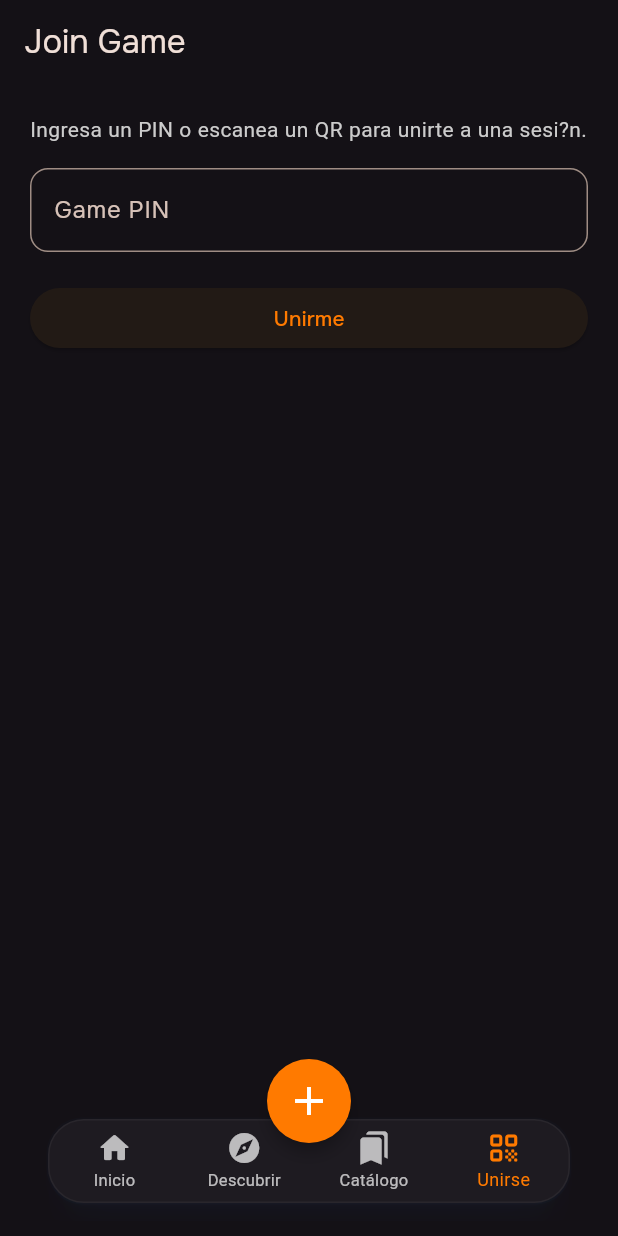
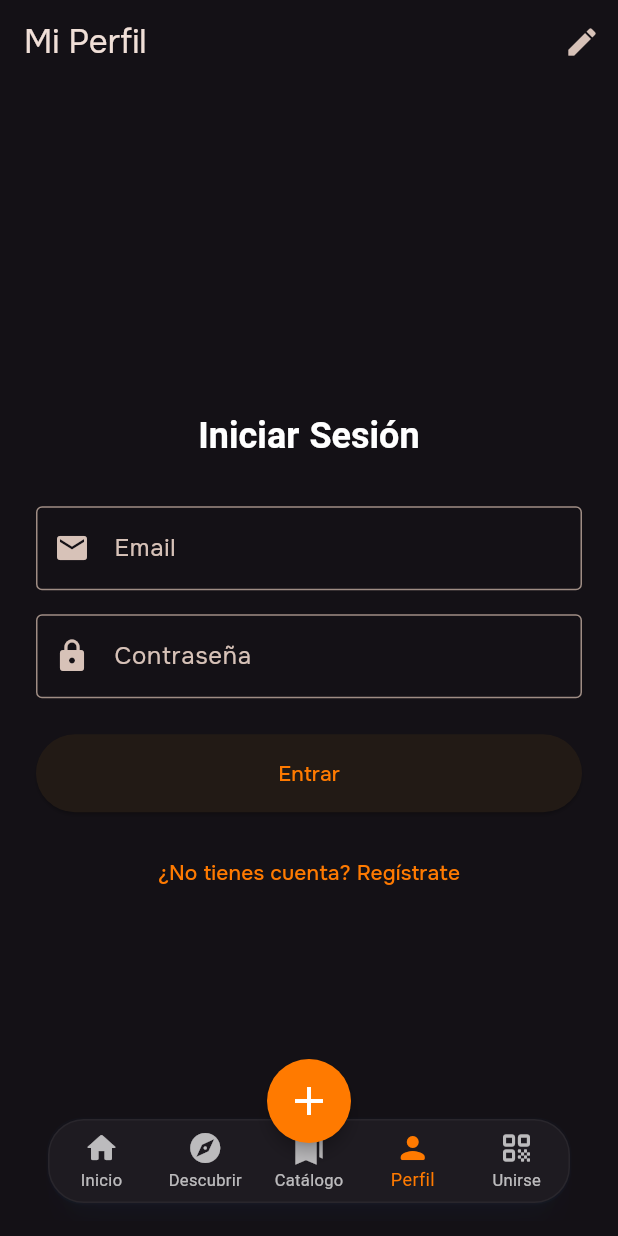
Before and after one commit to martinforger/quizzy-frontend, a Flutter app: the screen it shows after launch, item 4 of the bottom bar chosen, on a phone screen of 412 x 824 dp. Run offline on Flutter 3.47's test engine with Material 3 defaults, Android fonts, the phone set to English and light mode, and no system bars; our stand-ins replace bloc, confetti, flutter_animate, flutter_bloc, google_fonts, shared_preferences and 1 more; missing offline and left inert: shelf_router; network calls fail.

Commit message:
característica(perfil): agregar pantalla de administración de perfiles e integrar con controladores

```diff
--- a/lib/presentation/app.dart
+++ b/lib/presentation/app.dart
@@ -124,6 +124,8 @@ class QuizzyApp extends StatelessWidget {
         manageLocalAttemptUseCase: manageLocalAttemptUseCase,
         getAttemptStateUseCase: getAttemptStateUseCase,
         kahootController: kahootController,
+        profileController: profileController,
+        authController: authController,
         defaultKahootAuthorId: defaultAuthorId,
         defaultKahootThemeId: defaultThemeId,
       ),
--- /dev/null
+++ b/lib/presentation/screens/profile/profile_screen.dart
@@ -0,0 +1,554 @@
+import 'package:flutter/material.dart';
+import 'package:quizzy/domain/auth/entities/user_profile.dart';
+import 'package:quizzy/presentation/state/auth_controller.dart';
+import 'package:quizzy/presentation/state/profile_controller.dart';
+import 'package:quizzy/presentation/theme/app_theme.dart';
+
+class ProfileScreen extends StatefulWidget {
+  const ProfileScreen({
+    super.key,
+    required this.profileController,
+    required this.authController,
+  });
+
+  final ProfileController profileController;
+  final AuthController authController;
+
+  @override
+  State<ProfileScreen> createState() => _ProfileScreenState();
+}
+
+class _ProfileScreenState extends State<ProfileScreen> {
+  late Future<UserProfile> _profileFuture;
+  final _formKey = GlobalKey<FormState>();
+
+  // Controllers for editing
+  final _nameController = TextEditingController();
+  final _descriptionController = TextEditingController();
+  final _avatarUrlController = TextEditingController();
+  String? _selectedLanguage;
+  String? _selectedUserType;
+
+  bool _isEditing = false;
+  bool _isLoading = false;
+
+  @override
+  void initState() {
+    super.initState();
+    _loadProfile();
+  }
+
+  void _loadProfile() {
+    setState(() {
+      _profileFuture = widget.profileController.getProfile();
+    });
+  }
+
+  @override
+  void dispose() {
+    _nameController.dispose();
+    _descriptionController.dispose();
+    _avatarUrlController.dispose();
+    super.dispose();
+  }
+
+  void _populateFields(UserProfile profile) {
+    _nameController.text = profile.name;
+    _descriptionController.text = profile.description;
+    _avatarUrlController.text = profile.avatarUrl;
+    _selectedLanguage = profile.language;
+    _selectedUserType = profile.userType;
+  }
+
+  Future<void> _saveProfile() async {
+    if (!_formKey.currentState!.validate()) return;
+
+    setState(() {
+      _isLoading = true;
+    });
+
+    try {
+      await widget.profileController.updateProfile(
+        name: _nameController.text,
+        description: _descriptionController.text,
+        avatarUrl: _avatarUrlController.text,
+        language: _selectedLanguage,
+        userType: _selectedUserType,
+      );
+
+      setState(() {
+        _isEditing = false;
+        _loadProfile(); // Reload to get updated data
+      });
+
+      if (mounted) {
+        ScaffoldMessenger.of(context).showSnackBar(
+          const SnackBar(content: Text('Perfil actualizado correctamente')),
+        );
+      }
+    } catch (e) {
+      if (mounted) {
+        ScaffoldMessenger.of(context).showSnackBar(
+          SnackBar(content: Text('Error al actualizar perfil: $e')),
+        );
+      }
+    } finally {
+      if (mounted) {
+        setState(() {
+          _isLoading = false;
+        });
+      }
+    }
+  }
+
+  Future<void> _changePassword() async {
+    final currentPasswordController = TextEditingController();
+    final newPasswordController = TextEditingController();
+    final formKey = GlobalKey<FormState>();
+
+    await showDialog(
+      context: context,
+      builder: (context) => AlertDialog(
+        title: const Text('Cambiar Contraseña'),
+        content: Form(
+          key: formKey,
+          child: Column(
+            mainAxisSize: MainAxisSize.min,
+            children: [
+              TextFormField(
+                controller: currentPasswordController,
+                decoration: const InputDecoration(labelText: 'Contraseña Actual'),
+                obscureText: true,
+                validator: (value) =>
+                    value?.isEmpty ?? true ? 'Requerido' : null,
+              ),
+              TextFormField(
+                controller: newPasswordController,
+                decoration: const InputDecoration(labelText: 'Nueva Contraseña'),
+                obscureText: true,
+                validator: (value) =>
+                    value?.isEmpty ?? true ? 'Requerido' : null,
+              ),
+            ],
+          ),
+        ),
+        actions: [
+          TextButton(
+            onPressed: () => Navigator.pop(context),
+            child: const Text('Cancelar'),
+          ),
+          TextButton(
+            onPressed: () async {
+              if (formKey.currentState!.validate()) {
+                try {
+                  await widget.profileController.updatePassword(
+                    currentPasswordController.text,
+                    newPasswordController.text,
+                  );
+                  if (context.mounted) {
+                    Navigator.pop(context);
+                    ScaffoldMessenger.of(context).showSnackBar(
+                      const SnackBar(
+                          content: Text('Contraseña actualizada correctamente')),
+                    );
+                  }
+                } catch (e) {
+                  if (context.mounted) {
+                    ScaffoldMessenger.of(context).showSnackBar(
+                      SnackBar(content: Text('Error: $e')),
+                    );
+                  }
+                }
+              }
+            },
+            child: const Text('Guardar'),
+          ),
+        ],
+      ),
+    );
+  }
+
+  Future<void> _logout() async {
+    try {
+      await widget.authController.logout();
+      // Navigate to login or initial screen
+      // For now, we might just pop or show a message as navigation logic depends on the app structure
+      if (mounted) {
+         // Assuming there is a way to restart or go to login,
+         // but since I don't see the full routing, I'll just show a message
+         // In a real app, this would trigger a state change in a top-level AuthBloc/Provider
+         ScaffoldMessenger.of(context).showSnackBar(
+          const SnackBar(content: Text('Sesión cerrada')),
+        );
+      }
+    } catch (e) {
+      if (mounted) {
+        ScaffoldMessenger.of(context).showSnackBar(
+          SnackBar(content: Text('Error al cerrar sesión: $e')),
+        );
+      }
+    }
+  }
+
+  Widget _buildStatCard(String label, String value) {
+    return Container(
+      padding: const EdgeInsets.symmetric(horizontal: 24, vertical: 12),
+      decoration: BoxDecoration(
+        color: AppColors.surface,
+        borderRadius: BorderRadius.circular(16),
+        border: Border.all(color: Colors.grey.withOpacity(0.2)),
+      ),
+      child: Column(
+        children: [
+          Text(
+            value,
+            style: const TextStyle(
+              fontSize: 18,
+              fontWeight: FontWeight.bold,
+            ),
+          ),
+          Text(
+            label,
+            style: TextStyle(
+              color: Colors.grey[600],
+              fontSize: 12,
+            ),
+          ),
+        ],
+      ),
+    );
+  }
+
+  @override
+  Widget build(BuildContext context) {
+    return Scaffold(
+      appBar: AppBar(
+        title: const Text('Mi Perfil'),
+        actions: [
+          if (!_isEditing)
+            IconButton(
+              icon: const Icon(Icons.edit),
+              onPressed: () {
+                setState(() {
+                  _isEditing = true;
+                });
+              },
+            )
+          else
+            IconButton(
+              icon: const Icon(Icons.close),
+              onPressed: () {
+                setState(() {
+                  _isEditing = false;
+                  _loadProfile(); // Reset fields
+                });
+              },
+            ),
+        ],
+      ),
+      body: FutureBuilder<UserProfile>(
+        future: _profileFuture,
+        builder: (context, snapshot) {
+          if (snapshot.connectionState == ConnectionState.waiting) {
+            return const Center(child: CircularProgressIndicator());
+          } else if (snapshot.hasError) {
+            final error = snapshot.error.toString();
+            if (error.contains('Unauthorized') || error.contains('401')) {
+              return _LoginView(
+                authController: widget.authController,
+                onLoginSuccess: _loadProfile,
+              );
+            }
+            return Center(child: Text('Error: ${snapshot.error}'));
+          } else if (!snapshot.hasData) {
+            return const Center(child: Text('No se encontró el perfil'));
+          }
+
+          final profile = snapshot.data!;
+          if (!_isEditing && _nameController.text.isEmpty) {
+             _populateFields(profile);
+          }
+
+          return SingleChildScrollView(
+            padding: const EdgeInsets.all(16.0),
+            child: Form(
+              key: _formKey,
+              child: Column(
+                crossAxisAlignment: CrossAxisAlignment.center,
+                children: [
+                  // Avatar
+                  CircleAvatar(
+                    radius: 50,
+                    backgroundImage: profile.avatarUrl.isNotEmpty
+                        ? NetworkImage(profile.avatarUrl)
+                        : null,
+                    child: profile.avatarUrl.isEmpty
+                        ? const Icon(Icons.person, size: 50)
+                        : null,
+                  ),
+                  const SizedBox(height: 16),
+
+                  // Stats
+                  Row(
+                    mainAxisAlignment: MainAxisAlignment.center,
+                    children: [
+                      _buildStatCard('Racha', '${profile.gameStreak} 🔥'),
+                      const SizedBox(width: 16),
+                      _buildStatCard('Tipo', profile.userType),
+                    ],
+                  ),
+                  const SizedBox(height: 24),
+
+                  // Fields
+                  TextFormField(
+                    controller: _nameController,
+                    decoration: const InputDecoration(
+                      labelText: 'Nombre',
+                      border: OutlineInputBorder(),
+                      prefixIcon: Icon(Icons.person),
+                    ),
+                    enabled: _isEditing,
+                    validator: (v) => v?.isEmpty ?? true ? 'Requerido' : null,
+                  ),
+                  const SizedBox(height: 16),
+
+                  TextFormField(
+                    controller: _descriptionController,
+                    decoration: const InputDecoration(
+                      labelText: 'Descripción',
+                      border: OutlineInputBorder(),
+                      prefixIcon: Icon(Icons.description),
+                    ),
+                    enabled: _isEditing,
+                    maxLines: 3,
+                  ),
+                  const SizedBox(height: 16),
+
+                  TextFormField(
+                    initialValue: profile.email,
+                    decoration: const InputDecoration(
+                      labelText: 'Email',
+                      border: OutlineInputBorder(),
+                      prefixIcon: Icon(Icons.email),
+                    ),
+                    enabled: false, // Email usually not editable directly
+                  ),
+                  const SizedBox(height: 16),
+
+                  if (_isEditing) ...[
+                    TextFormField(
+                      controller: _avatarUrlController,
+                      decoration: const InputDecoration(
+                        labelText: 'URL del Avatar',
+                        border: OutlineInputBorder(),
+                        prefixIcon: Icon(Icons.image),
+                      ),
+                    ),
+                    const SizedBox(height: 16),
+
+                    DropdownButtonFormField<String>(
+                      value: _selectedLanguage,
+                      decoration: const InputDecoration(
+                        labelText: 'Idioma',
+                        border: OutlineInputBorder(),
+                        prefixIcon: Icon(Icons.language),
+                      ),
+                      items: const [
+                        DropdownMenuItem(value: 'es', child: Text('Español')),
+                        DropdownMenuItem(value: 'en', child: Text('English')),
+                      ],
+                      onChanged: (v) => setState(() => _selectedLanguage = v),
+                    ),
+                    const SizedBox(height: 24),
+
+                    SizedBox(
+                      width: double.infinity,
+                      child: ElevatedButton(
+                        onPressed: _isLoading ? null : _saveProfile,
+                        style: ElevatedButton.styleFrom(
+                          padding: const EdgeInsets.symmetric(vertical: 16),
+                        ),
+                        child: _isLoading
+                            ? const CircularProgressIndicator()
+                            : const Text('Guardar Cambios'),
+                      ),
+                    ),
+                  ] else ...[
+                    ListTile(
+                      leading: const Icon(Icons.lock),
+                      title: const Text('Cambiar Contraseña'),
+                      trailing: const Icon(Icons.arrow_forward_ios, size: 16),
+                      onTap: _changePassword,
+                      tileColor: AppColors.surface,
+                      shape: RoundedRectangleBorder(
+                        borderRadius: BorderRadius.circular(12),
+                      ),
+                    ),
+                    const SizedBox(height: 16),
+                    ListTile(
+                      leading: const Icon(Icons.logout, color: Colors.red),
+                      title: const Text('Cerrar Sesión',
+                        style: TextStyle(color: Colors.red)),
+                      onTap: _logout,
+                      tileColor: AppColors.surface,
+                      shape: RoundedRectangleBorder(
+                        borderRadius: BorderRadius.circular(12),
+                      ),
+                    ),
+                  ],
+                ],
+              ),
+            ),
+          );
+        },
+      ),
+    );
+  }
+}
+
+class _LoginView extends StatefulWidget {
+  const _LoginView({
+    required this.authController,
+    required this.onLoginSuccess,
+  });
+
+  final AuthController authController;
+  final VoidCallback onLoginSuccess;
+
+  @override
+  State<_LoginView> createState() => _LoginViewState();
+}
+
+class _LoginViewState extends State<_LoginView> {
+  final _emailController = TextEditingController();
+  final _passwordController = TextEditingController();
+  final _formKey = GlobalKey<FormState>();
+  bool _isLoading = false;
+  bool _isRegistering = false;
+
+  // For registration
+  final _nameController = TextEditingController();
+
+  @override
+  void dispose() {
+    _emailController.dispose();
+    _passwordController.dispose();
+    _nameController.dispose();
+    super.dispose();
+  }
+
+  Future<void> _submit() async {
+    if (!_formKey.currentState!.validate()) return;
+
+    setState(() => _isLoading = true);
+
+    try {
+      if (_isRegistering) {
+        await widget.authController.register(
+          _nameController.text,
+          _emailController.text,
+          _passwordController.text,
+          'student', // Default user type
+        );
+        if (mounted) {
+           ScaffoldMessenger.of(context).showSnackBar(
+            const SnackBar(content: Text('Registro exitoso. Por favor inicia sesión.')),
+          );
+          setState(() => _isRegistering = false);
+        }
+      } else {
+        await widget.authController.login(
+          _emailController.text,
+          _passwordController.text,
+        );
+        widget.onLoginSuccess();
+      }
+    } catch (e) {
+      if (mounted) {
+        ScaffoldMessenger.of(context).showSnackBar(
+          SnackBar(content: Text('Error: $e')),
+        );
+      }
+    } finally {
+      if (mounted) setState(() => _isLoading = false);
+    }
+  }
+
+  @override
+  Widget build(BuildContext context) {
+    return Center(
+      child: SingleChildScrollView(
+        padding: const EdgeInsets.all(24),
+        child: Form(
+          key: _formKey,
+          child: Column(
+            mainAxisAlignment: MainAxisAlignment.center,
+            crossAxisAlignment: CrossAxisAlignment.stretch,
+            children: [
+              Text(
+                _isRegistering ? 'Crear Cuenta' : 'Iniciar Sesión',
+                style: Theme.of(context).textTheme.headlineMedium,
+                textAlign: TextAlign.center,
+              ),
+              const SizedBox(height: 32),
+              if (_isRegistering) ...[
+                TextFormField(
+                  controller: _nameController,
+                  decoration: const InputDecoration(
+                    labelText: 'Nombre',
+                    border: OutlineInputBorder(),
+                    prefixIcon: Icon(Icons.person),
+                  ),
+                  validator: (v) => v?.isEmpty ?? true ? 'Requerido' : null,
+                ),
+                const SizedBox(height: 16),
+              ],
+              TextFormField(
+                controller: _emailController,
+                decoration: const InputDecoration(
+                  labelText: 'Email',
+                  border: OutlineInputBorder(),
+                  prefixIcon: Icon(Icons.email),
+                ),
+                keyboardType: TextInputType.emailAddress,
+                validator: (v) => v?.isEmpty ?? true ? 'Requerido' : null,
+              ),
+              const SizedBox(height: 16),
+              TextFormField(
+                controller: _passwordController,
+                decoration: const InputDecoration(
+                  labelText: 'Contraseña',
+                  border: OutlineInputBorder(),
+                  prefixIcon: Icon(Icons.lock),
+                ),
+                obscureText: true,
+                validator: (v) => v?.isEmpty ?? true ? 'Requerido' : null,
+              ),
+              const SizedBox(height: 24),
+              ElevatedButton(
+                onPressed: _isLoading ? null : _submit,
+                style: ElevatedButton.styleFrom(
+                  padding: const EdgeInsets.symmetric(vertical: 16),
+                ),
+                child: _isLoading
+                    ? const SizedBox(
+                        height: 20,
+                        width: 20,
+                        child: CircularProgressIndicator(strokeWidth: 2),
+                      )
+                    : Text(_isRegistering ? 'Registrarse' : 'Entrar'),
+              ),
+              const SizedBox(height: 16),
+              TextButton(
+                onPressed: () => setState(() => _isRegistering = !_isRegistering),
+                child: Text(_isRegistering
+                    ? '¿Ya tienes cuenta? Inicia sesión'
+                    : '¿No tienes cuenta? Regístrate'),
+              ),
+            ],
+          ),
+        ),
+      ),
+    );
+  }
+}
--- a/lib/presentation/screens/shell/shell_screen.dart
+++ b/lib/presentation/screens/shell/shell_screen.dart
@@ -4,10 +4,13 @@ import 'package:quizzy/presentation/screens/discover/discover_screen.dart';
 import 'package:quizzy/presentation/screens/join/join_screen.dart';
 import 'package:quizzy/presentation/screens/library/library_screen.dart';
 import 'package:quizzy/presentation/screens/home/home_screen.dart';
+import 'package:quizzy/presentation/state/auth_controller.dart';
 import 'package:quizzy/presentation/state/discovery_controller.dart';
 import 'package:quizzy/presentation/state/kahoot_controller.dart';
+import 'package:quizzy/presentation/state/profile_controller.dart';
 import 'package:quizzy/presentation/theme/app_theme.dart';
 import 'package:quizzy/presentation/screens/kahoots/kahoot_editor_screen.dart';
+import 'package:quizzy/presentation/screens/profile/profile_screen.dart';
 
 import 'package:quizzy/application/solo-game/useCases/start_attempt_use_case.dart';
 import 'package:quizzy/application/solo-game/useCases/submit_answer_use_case.dart';
@@ -24,6 +27,8 @@ class ShellScreen extends StatefulWidget {
     required this.manageLocalAttemptUseCase,
     required this.getAttemptStateUseCase,
     required this.kahootController,
+    required this.profileController,
+    required this.authController,
     required this.defaultKahootAuthorId,
     required this.defaultKahootThemeId,
   });
@@ -35,6 +40,8 @@ class ShellScreen extends StatefulWidget {
   final ManageLocalAttemptUseCase manageLocalAttemptUseCase;
   final GetAttemptStateUseCase getAttemptStateUseCase;
   final KahootController kahootController;
+  final ProfileController profileController;
+  final AuthController authController;
   final String defaultKahootAuthorId;
   final String defaultKahootThemeId;
 
@@ -61,6 +68,10 @@ class _ShellScreenState extends State<ShellScreen> {
         getSummaryUseCase: widget.getSummaryUseCase,
         manageLocalAttemptUseCase: widget.manageLocalAttemptUseCase,
         getAttemptStateUseCase: widget.getAttemptStateUseCase,
+      ),
+      ProfileScreen(
+        profileController: widget.profileController,
+        authController: widget.authController,
       ),
       const JoinScreen(),
     ];
@@ -152,6 +163,10 @@ class _ShellScreenState extends State<ShellScreen> {
                       label: 'Catálogo',
                     ),
                     BottomNavigationBarItem(
+                      icon: Icon(Icons.person_rounded),
+                      label: 'Perfil',
+                    ),
+                    BottomNavigationBarItem(
                       icon: Icon(Icons.qr_code_rounded),
                       label: 'Unirse',
                     ),
@@ -187,19 +202,3 @@ class _ShellScreenState extends State<ShellScreen> {
     );
   }
 }
-
-class _PlaceholderScreen extends StatelessWidget {
-  const _PlaceholderScreen({required this.title});
-
-  final String title;
-
-  @override
-  Widget build(BuildContext context) {
-    return Scaffold(
-      appBar: AppBar(title: Text(title)),
-      body: Center(
-        child: Text(title, style: Theme.of(context).textTheme.titleMedium),
-      ),
-    );
-  }
-}
```
